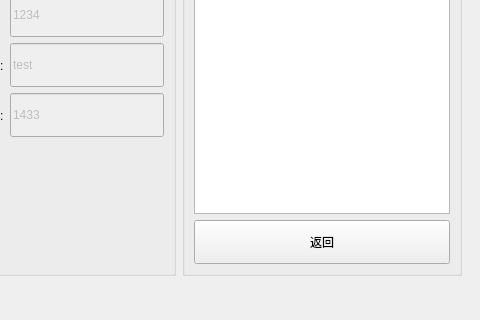
Before: the Qt Designer form WinSyst.ui in bloglink/TesterClient, drawn with Qt 5; both pictures show x 320 to 800 and y 280 to 600 of the 800 by 600 pixel window.
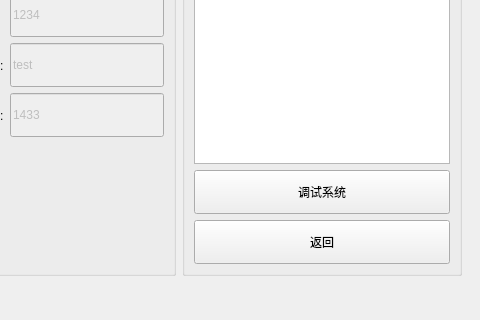
After: the same form once the commit is applied. The open tabs and pages were chosen to show the change.

Commit message: 修复:加入后台界面

```diff
--- a/WinSyst.ui
+++ b/WinSyst.ui
@@ -569,7 +569,7 @@
              <item row="0" column="0">
               <widget class="QTextBrowser" name="TextDebug"/>
              </item>
-             <item row="1" column="0">
+             <item row="2" column="0">
               <widget class="QPushButton" name="BtnExit">
                <property name="minimumSize">
                 <size>
@@ -582,6 +582,19 @@
                </property>
               </widget>
              </item>
+             <item row="1" column="0">
+              <widget class="QPushButton" name="btnBack">
+               <property name="minimumSize">
+                <size>
+                 <width>97</width>
+                 <height>44</height>
+                </size>
+               </property>
+               <property name="text">
+                <string>调试系统</string>
+               </property>
+              </widget>
+             </item>
             </layout>
            </widget>
           </item>
```
The commit also changes 3 other files.
